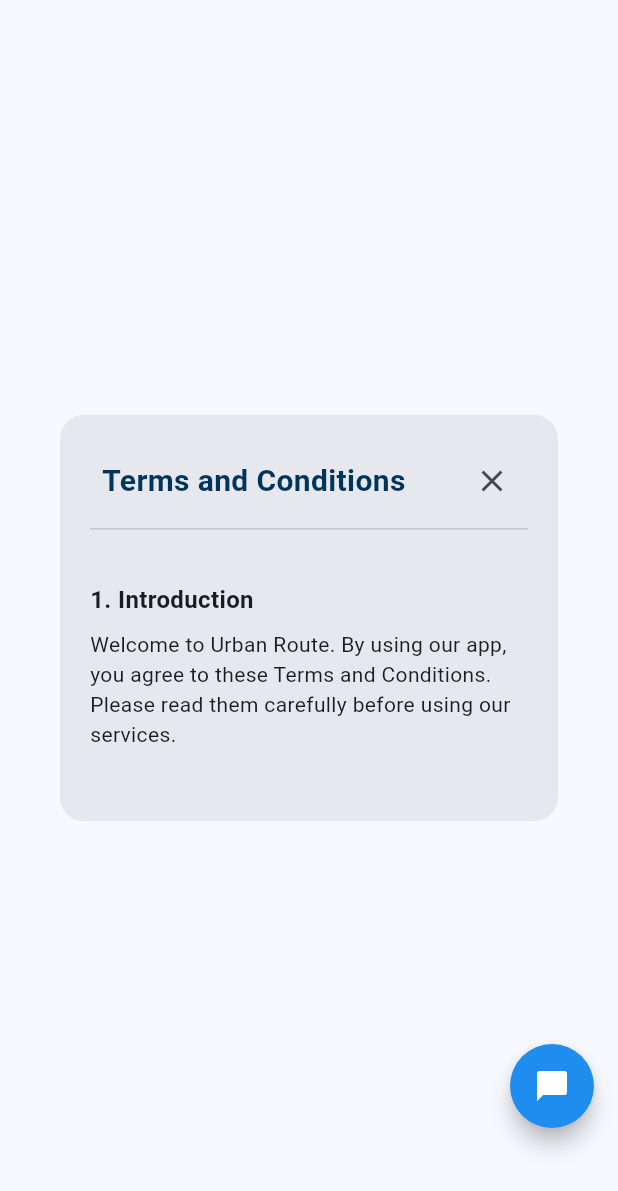
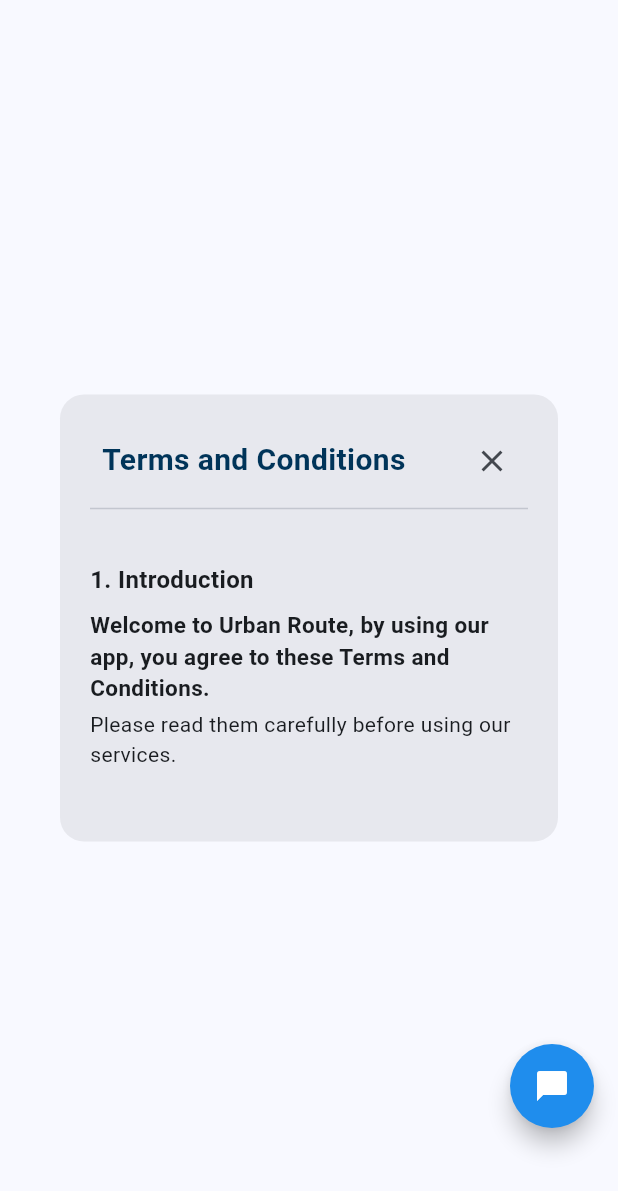
Before and after one commit to Karl-Gilmartin/urban_route, a Flutter app: the TermsAndConditionsDialog widget shown alone on an empty page, opened directly, on a phone screen of 412 x 824 dp. Shown: the top 1191 px of the screen. Run offline on Flutter 3.47's test engine with Material 3 defaults, Android fonts, the light colour scheme and no system bars; our stand-ins replace easy_localization, flutter_dotenv, flutter_map, flutter_svg, geocoding, geolocator and 4 more; missing offline and left inert: flutter_map_heatmap, intercom_flutter, mapbox_gl; accounts and stored records are empty; network calls fail.

Commit message:
whoops, forgot some

```diff
--- a/assets/translations/es.json
+++ b/assets/translations/es.json
@@ -16,6 +16,7 @@
     "no_account": "¿No tienes una cuenta?",
     "create_account": "Crear Cuenta",
     "forgot_password": "¿Olvidaste tu contraseña?",
+    "preferred_language": "Idioma Preferido",
     "invalid_credentials": "Credenciales inválidas. Por favor revisa tu correo y contraseña.",
     "confirm_password": "Confirmar Contraseña",
     "first_name": "Nombre",
--- a/lib/components/terms_and_cons.dart
+++ b/lib/components/terms_and_cons.dart
@@ -1,5 +1,6 @@
 import 'package:flutter/material.dart';
 import 'package:urban_route/main.dart';
+import 'package:easy_localization/easy_localization.dart';
 
 class TermsAndConditionsDialog extends StatelessWidget {
   final VoidCallback? onAccept;
@@ -60,8 +61,8 @@
                   children: [
                     _buildSectionTitle('1. Introduction'),
                     _buildText(
-                      'Welcome to Urban Route. By using our app, you agree to these Terms and Conditions. '
-                      'Please read them carefully before using our services.',
+                      'terms_and_conditions.sub_heading_1'.tr(),
+                      'terms_and_conditions.body_1'.tr(),
                     ),
                   ],
                 ),
@@ -87,12 +88,22 @@
     );
   }
 
-  Widget _buildText(String text) {
+  Widget _buildText(String subheading, String body) {
     return Padding(
       padding: const EdgeInsets.only(bottom: 8),
-      child: Text(
-        text,
-        style: const TextStyle(fontSize: 14),
+      child: Column(
+        crossAxisAlignment: CrossAxisAlignment.start,
+        children: [
+          Text(
+            subheading,
+            style: const TextStyle(fontSize: 15, fontWeight: FontWeight.w600),
+          ),
+          const SizedBox(height: 4),
+          Text(
+            body,
+            style: const TextStyle(fontSize: 14),
+          ),
+        ],
       ),
     );
   }
```
Also changed, not shown: assets/translations/en.json (+8 -0 lines).
